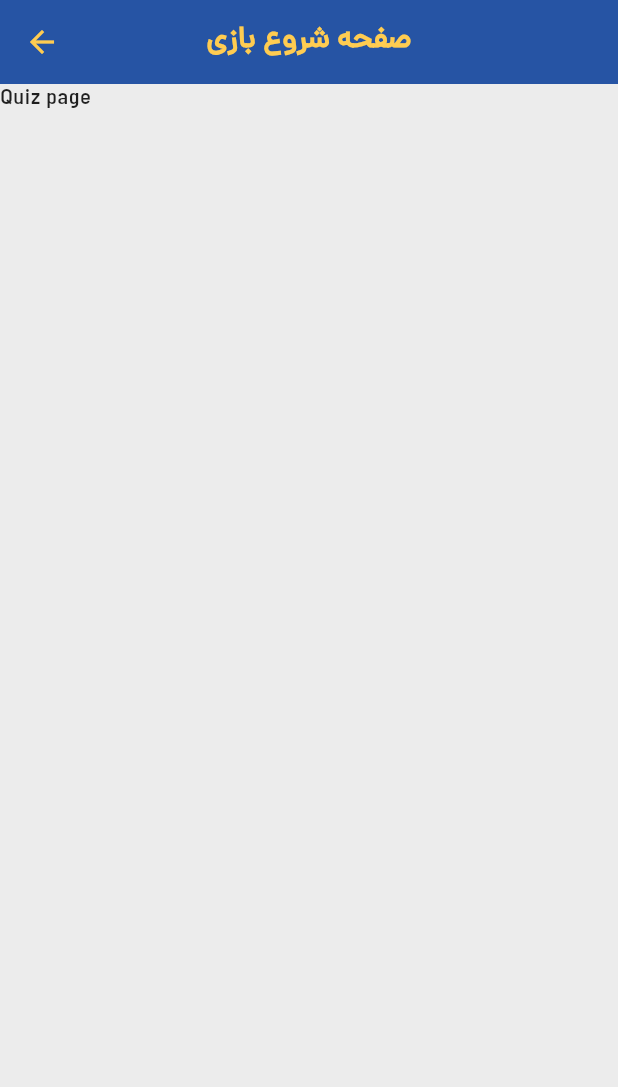
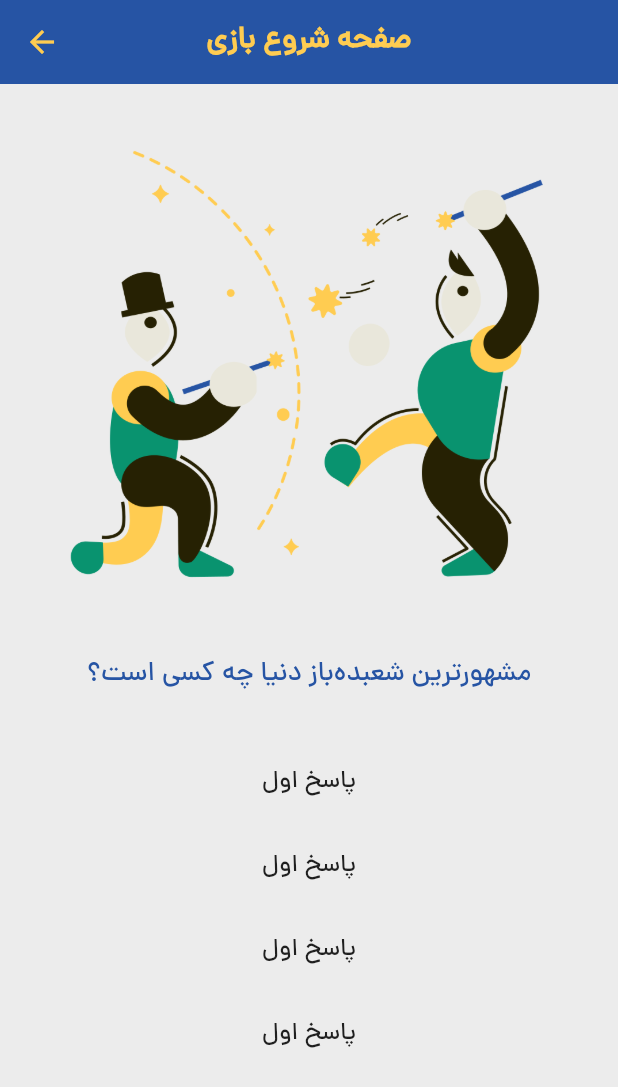
Before and after one commit to alirezakariminejad/flutter_quiz_application, a Flutter app: the Quizpage screen opened directly, on a phone screen of 412 x 824 dp. Shown: the top 1087 px of the screen. Run offline on Flutter 3.47's test engine with Material 2 defaults, Android fonts, the phone set to English and light mode, and no system bars; our stand-ins replace hexcolor.

Commit message:
Implementation first question

```diff
--- a/lib/quiz_page.dart
+++ b/lib/quiz_page.dart
@@ -21,7 +21,54 @@ class Quizpage extends StatelessWidget {
         foregroundColor: yellow,
       ),
       body: SafeArea(
-        child: Text('Quiz page'),
+        child: Column(
+          crossAxisAlignment: CrossAxisAlignment.stretch,
+          children: [
+            Image(
+              image: AssetImage('images/1.png'),
+              height: 350.0,
+            ),
+            SizedBox(height: 30.0),
+            Text(
+              'مشهورترین شعبده‌باز دنیا چه کسی است؟',
+              style: TextStyle(
+                color: classicBlue,
+                fontSize: 18.0,
+              ),
+              textDirection: TextDirection.rtl,
+              textAlign: TextAlign.center,
+            ),
+            SizedBox(height: 30.0),
+            ListTile(
+              title: Text(
+                'پاسخ اول',
+                textDirection: TextDirection.rtl,
+                textAlign: TextAlign.center,
+              ),
+            ),
+            ListTile(
+              title: Text(
+                'پاسخ اول',
+                textDirection: TextDirection.rtl,
+                textAlign: TextAlign.center,
+              ),
+            ),
+            ListTile(
+              title: Text(
+                'پاسخ اول',
+                textDirection: TextDirection.rtl,
+                textAlign: TextAlign.center,
+              ),
+            ),
+            ListTile(
+              title: Text(
+                'پاسخ اول',
+                textDirection: TextDirection.rtl,
+                textAlign: TextAlign.center,
+              ),
+            ),
+          ],
+        ),
       ),
     );
   }
```
